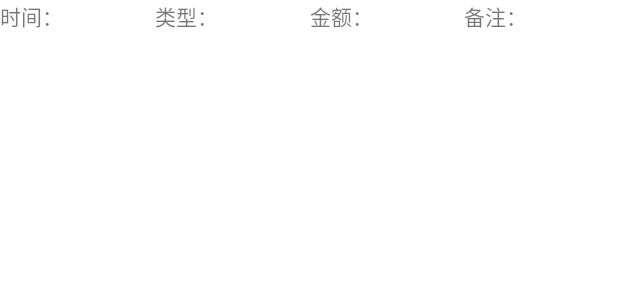
After one commit to AlainCrush/AccountBook, an Android app: the layout list_item.xml on its own in the app's theme, with its tools: preview values and no code run, on a phone screen of 412 x 824 dp. The commit adds this screen. Shown: the top 300 px of the screen. Run offline under Robolectric (Android 15) with nearby library versions, the phone set to English and light mode, and no system bars.

Commit message:
2021.6.18 更新Detail页面，显示数据库记录，并设置刷新按钮。

```diff
--- a/app/src/main/AndroidManifest.xml
+++ b/app/src/main/AndroidManifest.xml
@@ -16,8 +16,7 @@
                 <category android:name="android.intent.category.LAUNCHER" />
             </intent-filter>
         </activity>
-        <activity android:name=".MainActivity"/>
-        <activity android:name=".AddActivity" />
+        <activity android:name=".MainActivity" />
     </application>
 
 </manifest>
--- a/app/src/main/java/com/example/accountbook/DBManager.java
+++ b/app/src/main/java/com/example/accountbook/DBManager.java
@@ -105,6 +105,7 @@ public class DBManager {
             list = new ArrayList<DBItem>();
             while (cursor.moveToNext()) {
                 DBItem dbItem = new DBItem();
+                dbItem.setId(cursor.getInt(cursor.getColumnIndex("ID")));
                 dbItem.setDate(cursor.getString(cursor.getColumnIndex("DATE")));
                 dbItem.setType(cursor.getString(cursor.getColumnIndex("TYPE")));
                 dbItem.setMoney(cursor.getFloat(cursor.getColumnIndex("MONEY")));
--- a/app/src/main/java/com/example/accountbook/InitialActivity.java
+++ b/app/src/main/java/com/example/accountbook/InitialActivity.java
@@ -4,6 +4,7 @@ import androidx.appcompat.app.AppCompatActivity;
 
 import android.content.Intent;
 import android.os.Bundle;
+import android.view.Window;
 import android.view.WindowManager;
 
 public class InitialActivity extends AppCompatActivity {
@@ -12,7 +13,7 @@ public class InitialActivity extends AppCompatActivity {
     protected void onCreate(Bundle savedInstanceState) {
         super.onCreate(savedInstanceState);
         setContentView(R.layout.activity_initial);
-        getWindow().addFlags(WindowManager.LayoutParams.FLAGS_CHANGED);//隐藏状态栏
+        //getWindow().addFlags(WindowManager.LayoutParams.FLAGS_CHANGED);//隐藏状态栏
         Thread thread =new Thread(){
             public void run(){
                 try {
--- /dev/null
+++ b/app/src/main/res/layout/list_item.xml
@@ -0,0 +1,35 @@
+<?xml version="1.0" encoding="utf-8"?>
+<LinearLayout xmlns:android="http://schemas.android.com/apk/res/android"
+    xmlns:app="http://schemas.android.com/apk/res-auto"
+    xmlns:tools="http://schemas.android.com/tools"
+    android:layout_width="match_parent"
+    android:layout_height="match_parent">
+
+    <TextView
+        android:id="@+id/query_date"
+        android:layout_width="match_parent"
+        android:layout_height="wrap_content"
+        android:layout_weight="1"
+        android:text="时间："></TextView>
+
+    <TextView
+        android:id="@+id/query_type"
+        android:layout_width="match_parent"
+        android:layout_height="wrap_content"
+        android:layout_weight="1"
+        android:text="类型："></TextView>
+
+    <TextView
+        android:id="@+id/query_money"
+        android:layout_width="match_parent"
+        android:layout_height="wrap_content"
+        android:layout_weight="1"
+        android:text="金额："></TextView>
+
+    <TextView
+        android:id="@+id/query_remarks"
+        android:layout_width="match_parent"
+        android:layout_height="wrap_content"
+        android:layout_weight="1"
+        android:text="备注："></TextView>
+</LinearLayout>
```
Also changed, not shown: app/src/main/java/com/example/accountbook/AddActivity.java (deleted, +0 -19 lines), app/src/main/java/com/example/accountbook/DetailAdapter.java (added, +48 -0 lines), app/src/main/java/com/example/accountbook/DetailFragment.java (+22 -12 lines), app/src/main/res/layout/activity_add.xml (deleted, +0 -14 lines), app/src/main/res/layout/frame_detail.xml (+36 -23 lines), app/src/main/res/drawable/fab.png (added).
